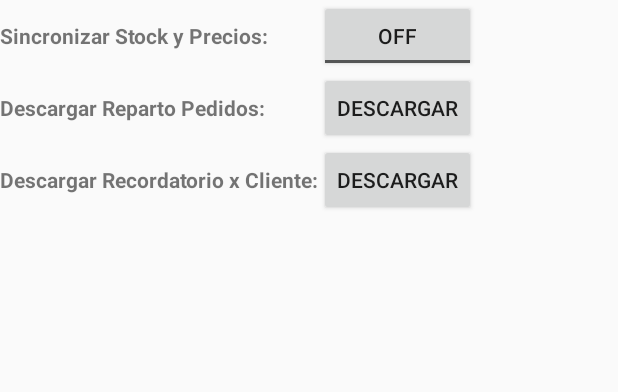
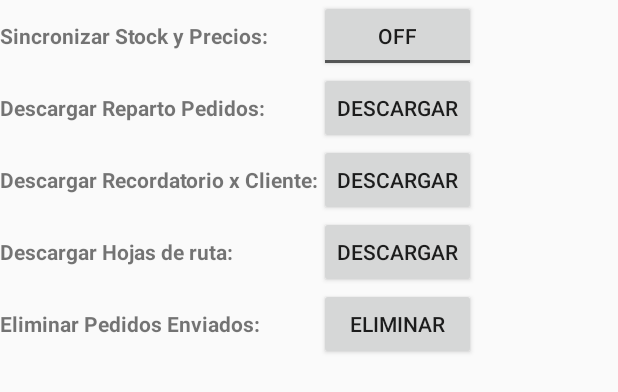
Before and after one commit to ezgatrabajo/pedidoscloud, an Android app: the layout fragment_config.xml on its own in the app's theme, with its tools: preview values and no code run, on a phone screen of 412 x 824 dp. Shown: the top 392 px of the screen. Run offline under Robolectric (Android 15) with nearby library versions, the phone set to English and light mode, and no system bars.

Commit message:
Prueba Inicial

```diff
--- a/app/src/main/java/adaptivex/pedidoscloud/View/Consulting/ConfigFragment.java
+++ b/app/src/main/java/adaptivex/pedidoscloud/View/Consulting/ConfigFragment.java
@@ -86,7 +86,6 @@ public class ConfigFragment extends Fragment {
     public View onCreateView(LayoutInflater inflater, ViewGroup container,
                              Bundle savedInstanceState) {
         // Inflate the layout for this fragment
-
         View vista = inflater.inflate(R.layout.fragment_config, container, false);
 
 
@@ -107,9 +106,7 @@ public class ConfigFragment extends Fragment {
             }
         });
 
-        //Botones Si y NO
-        tb = (ToggleButton) vista.findViewById(R.id.toggleButtonStockPrecios);
-        tbEnvioPedidos = (ToggleButton) vista.findViewById(R.id.toggleButtonEnvioPedidos);
+
 
         //Chequear Servicio Stock Precios
         ParameterHelper ph = new ParameterHelper(getContext());
--- a/app/src/main/res/layout/fragment_config.xml
+++ b/app/src/main/res/layout/fragment_config.xml
@@ -12,6 +12,7 @@
             android:layout_width="wrap_content"
             android:layout_height="wrap_content"
             >
+
             <TableRow
                 android:layout_width="match_parent"
                 android:layout_height="match_parent">
@@ -40,6 +41,7 @@
 
 
             <TableRow
+                android:visible="false"
                 android:layout_width="match_parent"
                 android:layout_height="match_parent">
                 <TextView
@@ -80,6 +82,50 @@
 
             </TableRow>
 
+            <TableRow
+                android:layout_width="match_parent"
+                android:layout_height="match_parent">
+                <TextView
+                    android:id="@+id/lblDescargarHojarutas"
+                    android:layout_column="0"
+                    android:textStyle="bold"
+                    android:layout_width="wrap_content"
+                    android:layout_height="wrap_content"
+                    android:text="Descargar Hojas de ruta: ">
+                </TextView>
+
+                <Button
+                    android:id="@+id/btnDescargarHojarutas"
+                    android:layout_width="wrap_content"
+                    android:layout_height="wrap_content"
+                    android:text="Descargar"
+                    />
+
+            </TableRow>
+
+            <TableRow
+                android:layout_width="match_parent"
+                android:layout_height="match_parent">
+                <TextView
+                    android:id="@+id/lblEliminarPedidosEnviados"
+                    android:layout_column="0"
+                    android:textStyle="bold"
+                    android:layout_width="wrap_content"
+                    android:layout_height="wrap_content"
+                    android:text="Eliminar Pedidos Enviados: ">
+                </TextView>
+
+                <Button
+                    android:id="@+id/btnEliminarPedidosEnviados"
+                    android:layout_width="wrap_content"
+                    android:layout_height="wrap_content"
+                    android:text="Eliminar"
+                    />
+
+            </TableRow>
+
+
+
 
         </TableLayout>
 
```
Also changed, not shown: app/src/main/java/adaptivex/pedidoscloud/View/Consulting/ResumenFragment.java (+32 -1 lines), app/src/main/java/adaptivex/pedidoscloud/View/Productos/ListadoProductosFragment.java (+32 -18 lines), app/src/main/res/layout/fragment_resumen.xml (+16 -19 lines).
